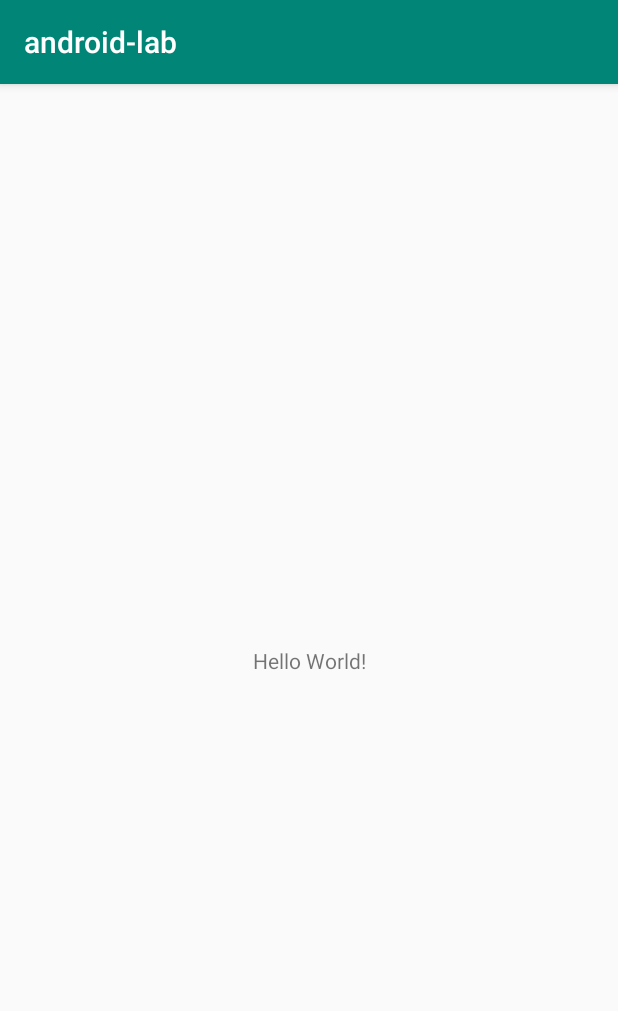
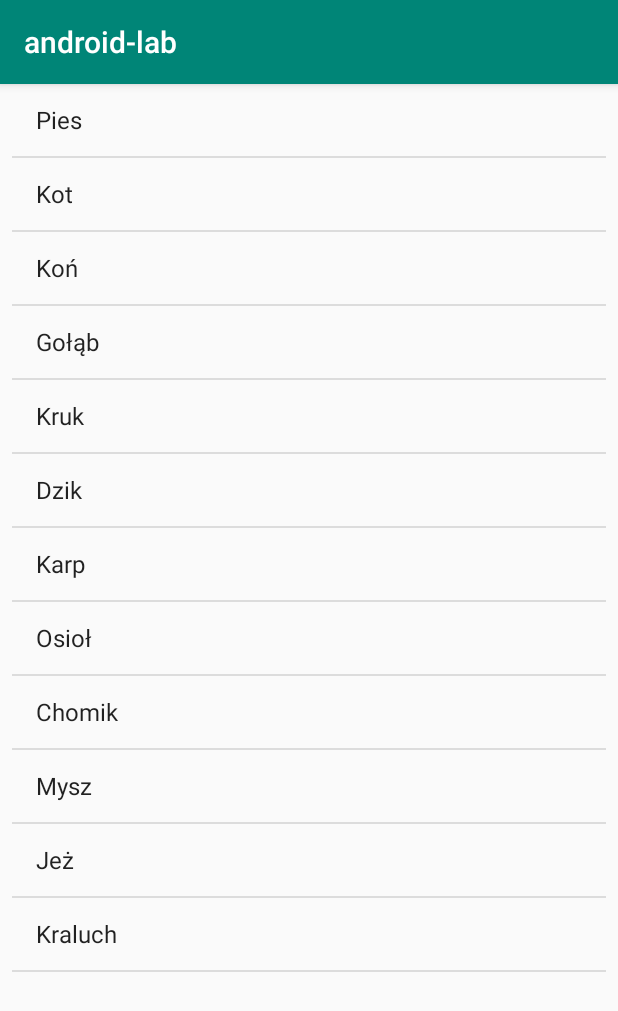
Before and after one commit to budnickip/androidlab3, an Android app: the screen it shows after launch (MainActivity), on a phone screen of 412 x 824 dp. Shown: the top 1011 px of the screen. Run offline under Robolectric (Android 15) with nearby library versions, the phone set to English and light mode, and no system bars.

Commit message:
tworzenie listy wpisów

```diff
--- a/app/src/main/java/com/example/android_lab/MainActivity.java
+++ b/app/src/main/java/com/example/android_lab/MainActivity.java
@@ -2,13 +2,32 @@ package com.example.android_lab;
 
 import android.support.v7.app.AppCompatActivity;
 import android.os.Bundle;
+import android.widget.ArrayAdapter;
+import android.widget.ListView;
+
+import java.util.ArrayList;
+import java.util.Arrays;
 
 public class MainActivity extends AppCompatActivity {
+    private ArrayList<String> target;
+    private ArrayAdapter adapter;
 
     @Override
     protected void onCreate(Bundle savedInstanceState) {
         super.onCreate(savedInstanceState);
         setContentView(R.layout.activity_main);
+        String[] values = new String[] { "Pies",
+                "Kot", "Koń", "Gołąb", "Kruk", "Dzik", "Karp",
+                "Osioł", "Chomik", "Mysz", "Jeż", "Kraluch" };
+        this.target = new ArrayList<String>();
+        this.target.addAll(Arrays.asList(values));
+        this.adapter = new ArrayAdapter(this,
+                android.R.layout.simple_list_item_1,
+                this.target);
+        ListView listview = (ListView) findViewById(
+                R.id.listView );
+        listview.setAdapter(this.adapter);
+
     }
     //TODO
     ///cokolwiek jakiks tekst
--- a/app/src/main/res/layout/activity_main.xml
+++ b/app/src/main/res/layout/activity_main.xml
@@ -6,13 +6,17 @@
     android:layout_height="match_parent"
     tools:context=".MainActivity">
 
-    <TextView
-        android:layout_width="wrap_content"
-        android:layout_height="wrap_content"
-        android:text="Hello World!"
+    <ListView
+        android:id="@+id/listView"
+        android:layout_width="0dp"
+        android:layout_height="0dp"
+        android:layout_marginStart="8dp"
+        android:layout_marginEnd="8dp"
+        android:layout_marginBottom="8dp"
         app:layout_constraintBottom_toBottomOf="parent"
-        app:layout_constraintLeft_toLeftOf="parent"
-        app:layout_constraintRight_toRightOf="parent"
+        app:layout_constraintEnd_toEndOf="parent"
+        app:layout_constraintHorizontal_bias="0.54"
+        app:layout_constraintStart_toStartOf="parent"
         app:layout_constraintTop_toTopOf="parent" />
 
 </android.support.constraint.ConstraintLayout>
```
